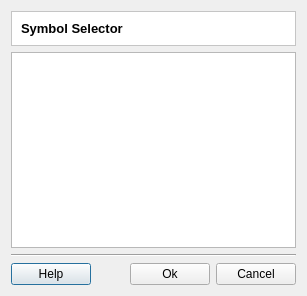
This is src/terralib/qt/widgets/se/ui/SymbolSelectorDialogForm.ui in claudiobogossian/terralib5 as Qt 5 draws it before an edit. The edited form follows.
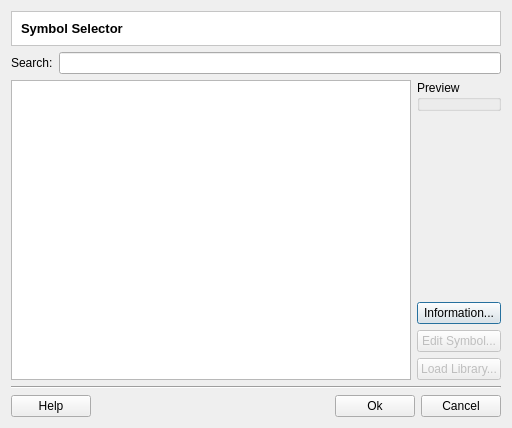
This is the edited form.

Diff of the .ui file:
```diff
--- a/src/terralib/qt/widgets/se/ui/SymbolSelectorDialogForm.ui
+++ b/src/terralib/qt/widgets/se/ui/SymbolSelectorDialogForm.ui
@@ -6,16 +6,22 @@
    <rect>
     <x>0</x>
     <y>0</y>
-    <width>307</width>
-    <height>296</height>
+    <width>512</width>
+    <height>428</height>
    </rect>
   </property>
+  <property name="minimumSize">
+   <size>
+    <width>512</width>
+    <height>428</height>
+   </size>
+  </property>
   <property name="windowTitle">
    <string>Symbol Selector</string>
   </property>
-  <layout class="QGridLayout" name="gridLayout_4">
+  <layout class="QGridLayout" name="gridLayout_7">
    <item row="0" column="0">
-    <layout class="QGridLayout" name="gridLayout">
+    <layout class="QGridLayout" name="gridLayout_6">
      <item row="0" column="0">
       <widget class="QFrame" name="frame_2">
        <property name="styleSheet">
@@ -46,25 +52,105 @@
       </widget>
      </item>
      <item row="1" column="0">
-      <widget class="QListWidget" name="m_symbolListWidget">
-       <property name="movement">
-        <enum>QListView::Static</enum>
-       </property>
-       <property name="resizeMode">
-        <enum>QListView::Adjust</enum>
-       </property>
-       <property name="viewMode">
-        <enum>QListView::IconMode</enum>
-       </property>
-       <property name="wordWrap">
-        <bool>true</bool>
-       </property>
-       <property name="sortingEnabled">
-        <bool>true</bool>
-       </property>
-      </widget>
+      <layout class="QGridLayout" name="gridLayout_5">
+       <item row="0" column="0">
+        <widget class="QLabel" name="m_searchLabel">
+         <property name="text">
+          <string>Search:</string>
+         </property>
+        </widget>
+       </item>
+       <item row="0" column="1">
+        <widget class="QLineEdit" name="m_searchLineEdit"/>
+       </item>
+      </layout>
      </item>
      <item row="2" column="0">
+      <layout class="QGridLayout" name="gridLayout_4">
+       <item row="0" column="0">
+        <widget class="QTreeWidget" name="m_symbolLibraryTreeWidget">
+         <property name="horizontalScrollBarPolicy">
+          <enum>Qt::ScrollBarAlwaysOff</enum>
+         </property>
+         <property name="alternatingRowColors">
+          <bool>true</bool>
+         </property>
+         <property name="indentation">
+          <number>10</number>
+         </property>
+         <property name="uniformRowHeights">
+          <bool>true</bool>
+         </property>
+         <property name="sortingEnabled">
+          <bool>true</bool>
+         </property>
+         <property name="animated">
+          <bool>true</bool>
+         </property>
+         <attribute name="headerVisible">
+          <bool>false</bool>
+         </attribute>
+         <column>
+          <property name="text">
+           <string notr="true">1</string>
+          </property>
+         </column>
+        </widget>
+       </item>
+       <item row="0" column="1">
+        <layout class="QGridLayout" name="gridLayout">
+         <item row="0" column="0">
+          <widget class="QGroupBox" name="m_previewGroupBox">
+           <property name="title">
+            <string>Preview</string>
+           </property>
+          </widget>
+         </item>
+         <item row="1" column="0">
+          <spacer name="verticalSpacer">
+           <property name="orientation">
+            <enum>Qt::Vertical</enum>
+           </property>
+           <property name="sizeHint" stdset="0">
+            <size>
+             <width>20</width>
+             <height>40</height>
+            </size>
+           </property>
+          </spacer>
+         </item>
+         <item row="2" column="0">
+          <widget class="QPushButton" name="m_showSymbolInfoPushButton">
+           <property name="text">
+            <string>Information...</string>
+           </property>
+          </widget>
+         </item>
+         <item row="3" column="0">
+          <widget class="QPushButton" name="m_editSymbolPushButton">
+           <property name="enabled">
+            <bool>false</bool>
+           </property>
+           <property name="text">
+            <string>Edit Symbol...</string>
+           </property>
+          </widget>
+         </item>
+         <item row="4" column="0">
+          <widget class="QPushButton" name="m_loadSymbolLibraryPushButton">
+           <property name="enabled">
+            <bool>false</bool>
+           </property>
+           <property name="text">
+            <string>Load Library...</string>
+           </property>
+          </widget>
+         </item>
+        </layout>
+       </item>
+      </layout>
+     </item>
+     <item row="3" column="0">
       <layout class="QGridLayout" name="gridLayout_3">
        <item row="0" column="0">
         <widget class="Line" name="line">
```
Left out of the diff: 5 changed lines with no effect on the pictures.
